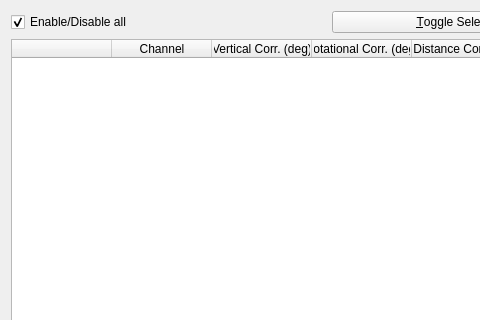
Kitware/VeloView, file VelodyneHDL/vvLaserSelectionDialog.ui: the form before one commit; both pictures show x 0 to 480 and y 0 to 320 of the 685 by 467 pixel window.
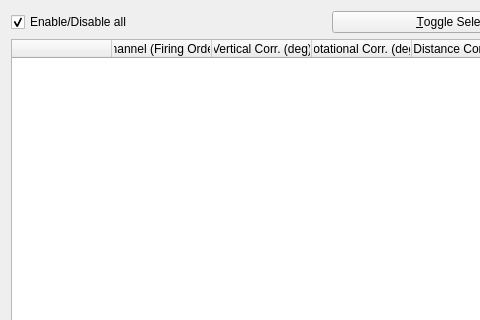
The form after the commit.

Commit message: Renamed "Channel" column for clarity purpose.

What changed in the file:
```diff
--- a/VelodyneHDL/vvLaserSelectionDialog.ui
+++ b/VelodyneHDL/vvLaserSelectionDialog.ui
@@ -71,7 +71,7 @@
      </column>
      <column>
       <property name="text">
-       <string>Channel</string>
+       <string>Channel (Firing Order)</string>
       </property>
       <property name="textAlignment">
        <set>AlignCenter</set>
```
